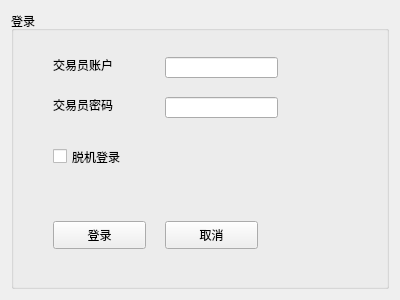
yuwangying/PyCTP, file PyCTP_Client/PyCTP_ClientUI/QLogin.ui: the form before one commit.
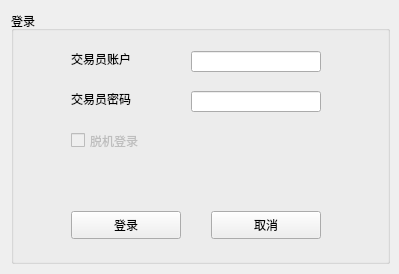
The form after the commit. Icons and pictures are not drawn.

The edit to the form file:
```diff
--- a/PyCTP_Client/PyCTP_ClientUI/QLogin.ui
+++ b/PyCTP_Client/PyCTP_ClientUI/QLogin.ui
@@ -9,8 +9,8 @@
    <rect>
     <x>0</x>
     <y>0</y>
-    <width>400</width>
-    <height>300</height>
+    <width>399</width>
+    <height>274</height>
    </rect>
   </property>
   <property name="sizePolicy">
@@ -29,18 +29,24 @@
   <property name="styleSheet">
    <string notr="true"/>
   </property>
-  <layout class="QVBoxLayout" name="verticalLayout">
-   <item>
     <widget class="QGroupBox" name="groupBox_login_form">
+   <property name="geometry">
+    <rect>
+     <x>11</x>
+     <y>11</y>
+     <width>379</width>
+     <height>253</height>
+    </rect>
+   </property>
      <property name="title">
       <string>登录</string>
      </property>
      <widget class="QPushButton" name="pushButton_login">
       <property name="geometry">
        <rect>
-        <x>42</x>
-        <y>210</y>
-        <width>93</width>
+      <x>60</x>
+      <y>200</y>
+      <width>110</width>
         <height>28</height>
        </rect>
       </property>
@@ -54,9 +60,9 @@
      <widget class="QPushButton" name="pushButton_cancel">
       <property name="geometry">
        <rect>
-        <x>154</x>
-        <y>210</y>
-        <width>93</width>
+      <x>200</x>
+      <y>200</y>
+      <width>110</width>
         <height>28</height>
        </rect>
       </property>
@@ -70,9 +76,9 @@
      <widget class="QLabel" name="label_trader_id">
       <property name="geometry">
        <rect>
-        <x>42</x>
-        <y>46</y>
-        <width>83</width>
+      <x>60</x>
+      <y>40</y>
+      <width>75</width>
         <height>16</height>
        </rect>
       </property>
@@ -83,9 +89,9 @@
      <widget class="QLineEdit" name="lineEdit_trader_id">
       <property name="geometry">
        <rect>
-        <x>154</x>
-        <y>46</y>
-        <width>113</width>
+      <x>180</x>
+      <y>40</y>
+      <width>130</width>
         <height>21</height>
        </rect>
       </property>
@@ -93,9 +99,9 @@
      <widget class="QLabel" name="label_trader_password">
       <property name="geometry">
        <rect>
-        <x>42</x>
-        <y>86</y>
-        <width>83</width>
+      <x>60</x>
+      <y>80</y>
+      <width>75</width>
         <height>16</height>
        </rect>
       </property>
@@ -106,19 +112,22 @@
      <widget class="QLineEdit" name="lineEdit_trader_password">
       <property name="geometry">
        <rect>
-        <x>154</x>
-        <y>86</y>
-        <width>113</width>
+      <x>180</x>
+      <y>80</y>
+      <width>130</width>
         <height>21</height>
        </rect>
       </property>
      </widget>
      <widget class="QCheckBox" name="checkBox_isoffline">
+    <property name="enabled">
+     <bool>false</bool>
+    </property>
       <property name="geometry">
        <rect>
-        <x>42</x>
-        <y>136</y>
-        <width>91</width>
+      <x>60</x>
+      <y>120</y>
+      <width>87</width>
         <height>19</height>
        </rect>
       </property>
@@ -129,10 +138,10 @@
      <widget class="QLabel" name="label_login_error">
       <property name="geometry">
        <rect>
-        <x>154</x>
-        <y>136</y>
-        <width>187</width>
-        <height>51</height>
+      <x>60</x>
+      <y>160</y>
+      <width>247</width>
+      <height>27</height>
        </rect>
       </property>
       <property name="styleSheet">
@@ -143,8 +152,6 @@
       </property>
      </widget>
     </widget>
-   </item>
-  </layout>
  </widget>
  <tabstops>
   <tabstop>lineEdit_trader_id</tabstop>
```
Left out of the diff: 2 changed lines with no effect on the pictures. Lines whose indentation alone changed are shown as unchanged.
